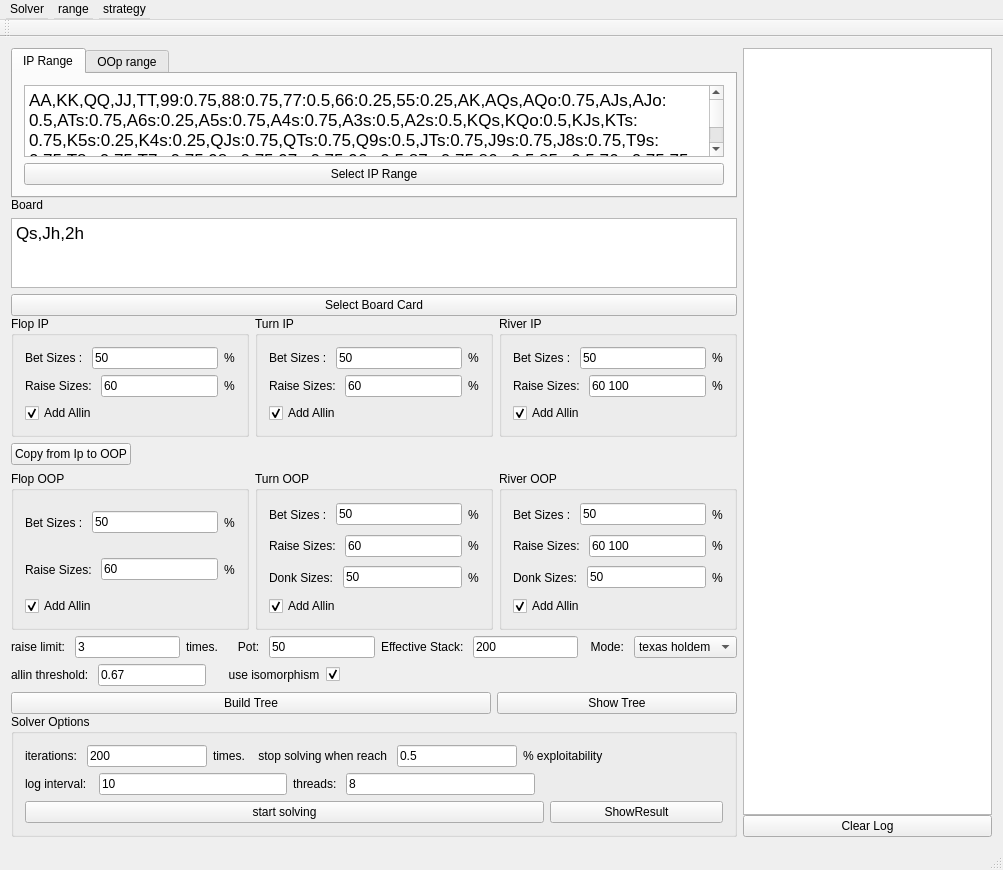
This is mainwindow.ui in bupticybee/TexasSolver as Qt 5 draws it before an edit. The edited form follows.
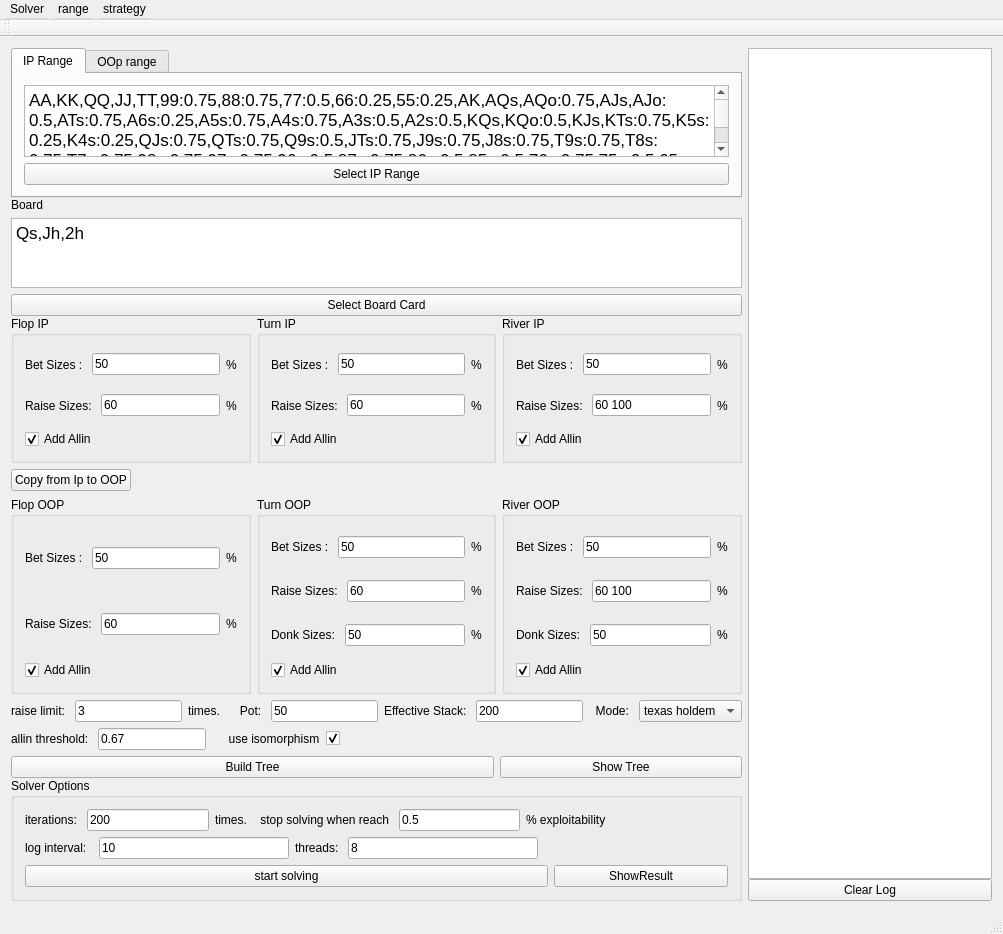
This is the edited form.

Diff of the .ui file:
```diff
--- a/mainwindow.ui
+++ b/mainwindow.ui
@@ -7,14 +7,14 @@
     <x>0</x>
     <y>0</y>
     <width>1003</width>
-    <height>870</height>
+    <height>934</height>
    </rect>
   </property>
   <property name="windowTitle">
    <string>MainWindow</string>
   </property>
   <widget class="QWidget" name="centralWidget">
-   <layout class="QHBoxLayout" name="horizontalLayout_2" stretch="0,0">
+   <layout class="QHBoxLayout" name="horizontalLayout_2" stretch="3,1">
     <item>
      <layout class="QVBoxLayout" name="inputLayout" stretch="2,2,8,1">
       <property name="spacing">
```
